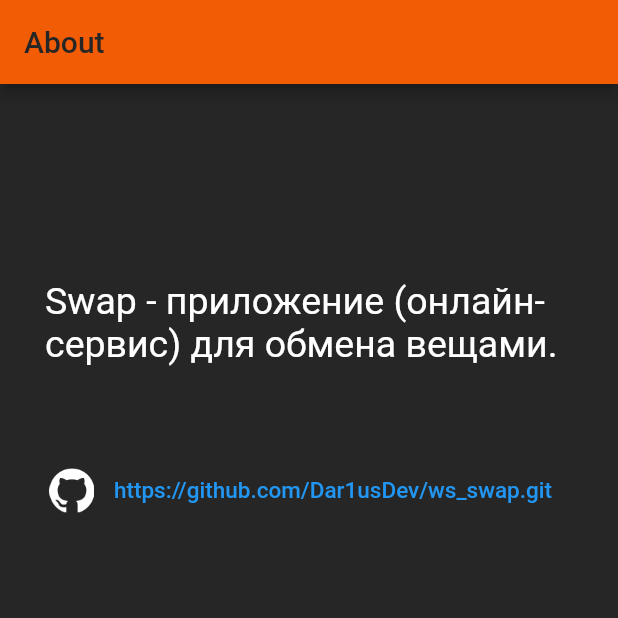
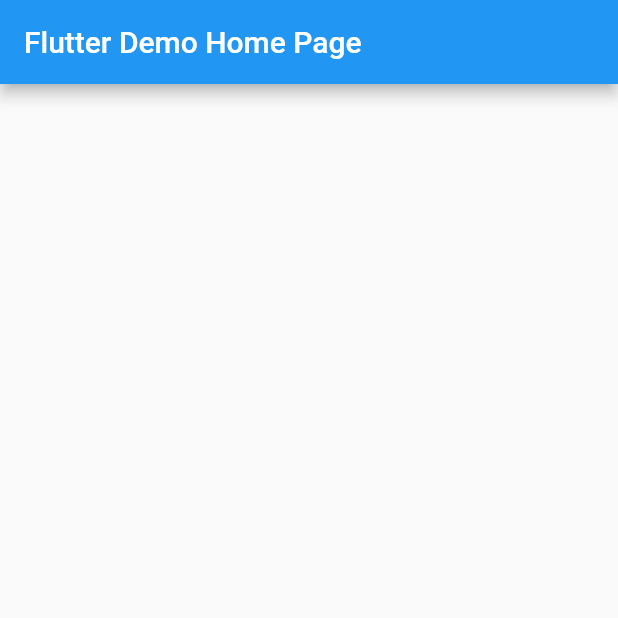
Before and after one commit to Dar1usDev/ws_swap, a Flutter app: the screen it shows after launch, on a phone screen of 412 x 824 dp, the top half of it. Run offline on Flutter 3.47's test engine with Material 2 defaults, Android fonts, the phone set to English and light mode, and no system bars.

Commit message:
Revert "added: github icons, widgets: [urllaunch, textbutton], app theme, and etc."
This reverts commit a0336250f1a2e7fcc583b7dc0ceaeff81a2b527e.

```diff
--- a/lib/main.dart
+++ b/lib/main.dart
@@ -1,7 +1,4 @@
 import 'package:flutter/material.dart';
-
-import 'routes/info_page/InfoPage.dart';
-import 'themes/CustomTheme.dart';
 
 void main() {
   runApp(const MyApp());
@@ -13,9 +10,35 @@ class MyApp extends StatelessWidget {
   @override
   Widget build(BuildContext context) {
     return MaterialApp(
-      title: 'Swap',
-      theme: CustomTheme.darkTheme,
-      home: const InfoPage(title: 'About'),
+      title: 'Flutter Demo',
+      theme: ThemeData(
+        primarySwatch: Colors.blue,
+      ),
+      home: const MyHomePage(title: 'Flutter Demo Home Page'),
     );
   }
 }
+
+class MyHomePage extends StatefulWidget {
+  const MyHomePage({Key? key, required this.title}) : super(key: key);
+
+  final String title;
+
+  @override
+  State<MyHomePage> createState() => _MyHomePageState();
+}
+
+class _MyHomePageState extends State<MyHomePage> {
+
+  @override
+  Widget build(BuildContext context) {
+    return Scaffold(
+      appBar: AppBar(
+        title: Text(widget.title),
+      ),
+      body: const Center(
+
+      ),
+    );
+  }
+}
--- a/lib/routes/info_page/InfoPage.dart
+++ /dev/null
@@ -1,32 +0,0 @@
-import 'package:flutter/material.dart';
-import 'package:ws_swap/routes/info_page/widgets/AppDescriptionWidget.dart';
-
-import 'package:ws_swap/routes/info_page/widgets/GithubLinkWidget.dart';
-import 'package:ws_swap/routes/info_page/widgets/LogoWidget.dart';
-
-class InfoPage extends StatefulWidget {
-  const InfoPage({Key? key, required this.title}) : super(key: key);
-
-  final String title;
-
-  @override
-  State<InfoPage> createState() => _InfoPageState();
-}
-
-class _InfoPageState extends State<InfoPage> {
-  @override
-  Widget build(BuildContext context) {
-    return Scaffold(
-      appBar: AppBar(
-        title: Text(widget.title),
-      ),
-      body: Column(
-        children: const [
-          LogoWidget(),
-          AppDescriptionWidget(),
-          GithubLinkWidget(),
-        ],
-      ),
-    );
-  }
-}
--- a/lib/routes/info_page/widgets/AppDescriptionWidget.dart
+++ /dev/null
@@ -1,27 +0,0 @@
-import 'package:flutter/material.dart';
-
-class AppDescriptionWidget extends StatelessWidget {
-  const AppDescriptionWidget({Key? key}) : super(key: key);
-
-  final TextStyle _mainTextStyle = const TextStyle(
-    fontSize: 25,
-    color: Colors.white,
-  );
-
-  final String _appDescription =
-      'Swap - приложение (онлайн-сервис) для обмена вещами.\n ';
-
-  @override
-  Widget build(BuildContext context) {
-    return Container(
-      padding: const EdgeInsets.all(30.0),
-      child: RichText(
-        text: TextSpan(
-          children: <TextSpan>[
-            TextSpan(text: _appDescription, style: _mainTextStyle),
-          ],
-        ),
-      ),
-    );
-  }
-}
--- a/lib/routes/info_page/widgets/GithubLinkWidget.dart
+++ /dev/null
@@ -1,49 +0,0 @@
-import 'package:flutter/material.dart';
-import 'package:url_launcher/url_launcher.dart';
-
-const String _githubLink = 'https://github.com/Dar1usDev/ws_swap.git';
-final Uri _url =
-    Uri.parse(_githubLink); //TODO а можно все класса писать...?????
-
-class GithubLinkWidget extends StatelessWidget {
-  const GithubLinkWidget({Key? key}) : super(key: key);
-
-  @override
-  Widget build(BuildContext context) {
-    return Row(
-      mainAxisAlignment: MainAxisAlignment.center,
-      children: [
-        Image.asset(
-          'assets/icon_github.png',
-          width: 30,
-          height: 30,
-          color: Colors.white,
-        ),
-        Container(
-          width: 5,
-        ),
-        TextButton(
-          onPressed: _launchUrl,
-          child: const SelectableText(
-            _githubLink,
-            style: TextStyle(fontSize: 15),
-          ),
-        ),
-        // у варианта ниже работает onTap
-        // GestureDetector(
-        //   onTap: _launchUrl,
-        //   child: const SelectableText(
-        //     _githubLink,
-        //     style: TextStyle(fontSize: 16),
-        //   ),
-        // ),
-      ],
-    );
-  }
-
-  void _launchUrl() async {
-    if (!await launchUrl(_url, mode: LaunchMode.externalApplication)) {
-      throw 'Could not launch $_url';
-    }
-  }
-}
--- a/lib/routes/info_page/widgets/LogoWidget.dart
+++ /dev/null
@@ -1,13 +0,0 @@
-import 'package:flutter/material.dart';
-
-class LogoWidget extends StatelessWidget {
-  const LogoWidget({Key? key}) : super(key: key);
-
-  @override
-  Widget build(BuildContext context) {
-    return SizedBox(
-      height: 100,
-      child: Row(),
-    );
-  }
-}
--- a/lib/themes/CustomColors.dart
+++ /dev/null
@@ -1,7 +0,0 @@
-import 'package:flutter/material.dart';
-
-//Theme colors
-const Color primaryColor = Color(0xFF262626);
-const Color accentColor = Color(0xFFF25C05);
-const Color secondaryColor = Color(0xFFF24405);
-const Color lightColor = Color(0xFFF2F2F2);
--- a/lib/themes/CustomTheme.dart
+++ /dev/null
@@ -1,33 +0,0 @@
-import 'package:flutter/material.dart';
-
-import 'CustomColors.dart';
-
-/// App theme
-class CustomTheme {
-  static ThemeData get darkTheme {
-    return ThemeData(
-        primaryColor: primaryColor,
-        scaffoldBackgroundColor: primaryColor,
-        fontFamily: 'Montserrat',
-        textTheme: ThemeData.dark().textTheme,
-        appBarTheme: const AppBarTheme(
-            color: accentColor, foregroundColor: primaryColor),
-        buttonTheme: ButtonThemeData(
-          shape:
-              RoundedRectangleBorder(borderRadius: BorderRadius.circular(18.0)),
-          buttonColor: accentColor,
-        ));
-  }
-
-// static ThemeData get lightTheme {
-//   return ThemeData(
-//       primaryColor: Colors.orange,
-//       scaffoldBackgroundColor: Colors.white,
-//       fontFamily: 'Montserrat',
-//       buttonTheme: ButtonThemeData(
-//         shape:
-//             RoundedRectangleBorder(borderRadius: BorderRadius.circular(18.0)),
-//         buttonColor: Colors.orange.shade300,
-//       ));
-// }
-}
--- a/pubspec.yaml
+++ b/pubspec.yaml
@@ -29,7 +29,6 @@ environment:
 dependencies:
   flutter:
     sdk: flutter
-  url_launcher: ^6.1.2
 
 
   # The following adds the Cupertino Icons font to your application.
@@ -59,8 +58,9 @@ flutter:
   uses-material-design: true
 
   # To add assets to your application, add an assets section, like this:
-  assets:
-    - assets/
+  # assets:
+  #   - images/a_dot_burr.jpeg
+  #   - images/a_dot_ham.jpeg
 
   # An image asset can refer to one or more resolution-specific "variants", see
   # https://flutter.dev/assets-and-images/#resolution-aware.
```
Also changed, not shown: assets/icon_github.png (deleted), assets/icon_github_purple.png (deleted), assets/icon_github_purple_grad.png (deleted), pubspec.lock.
